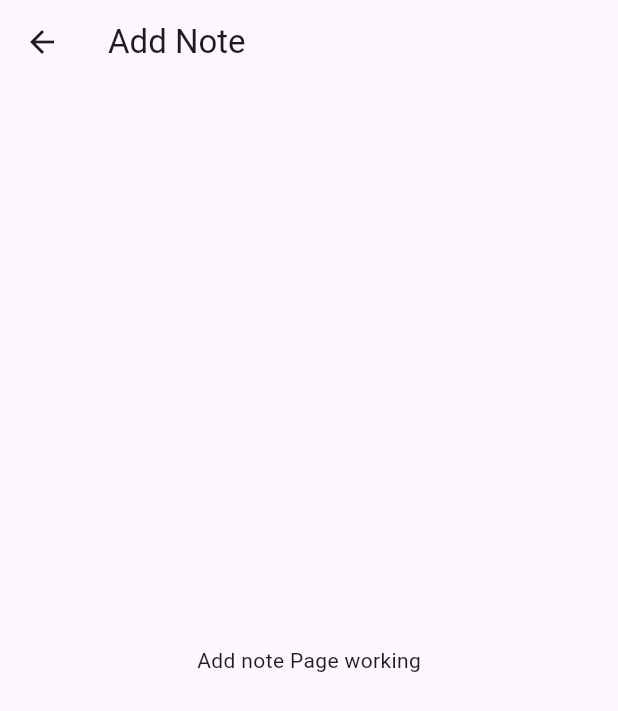
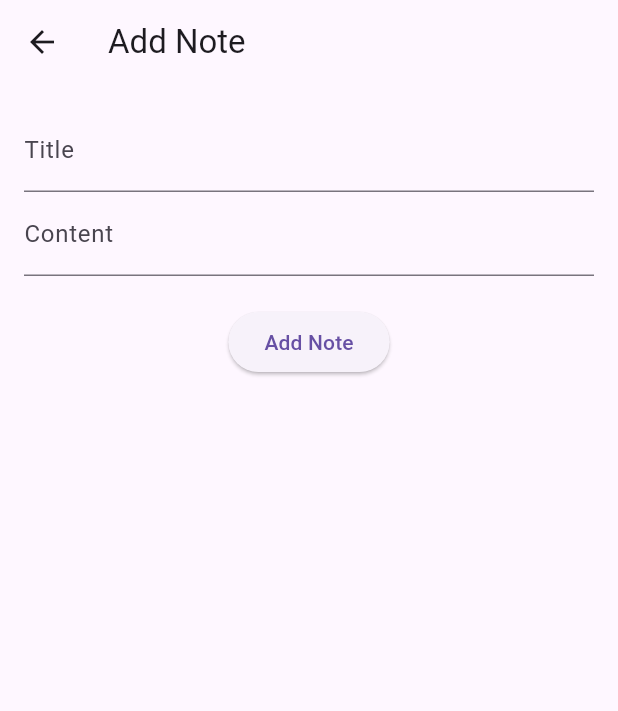
Before and after one commit to UildsonSantos/notes, a Flutter app: the AddNotePage screen opened directly, on a phone screen of 412 x 824 dp. Shown: the top 711 px of the screen. Run offline on Flutter 3.47's test engine with Material 3 defaults, Android fonts, the phone set to English and light mode, and no system bars; our stand-ins replace dartz, equatable, flutter_bloc, get_it, sqflite; accounts and stored records are empty.

Commit message:
feat: implement note adding functionality in AddNotePage

```diff
--- a/lib/presentation/pages/add_note_page.dart
+++ b/lib/presentation/pages/add_note_page.dart
@@ -1,21 +1,58 @@
+// ignore_for_file: public_member_api_docs, sort_constructors_first
 import 'package:flutter/material.dart';
+import 'package:flutter_bloc/flutter_bloc.dart';
+
+import 'package:note/domain/entities/note_entity.dart';
+import 'package:note/presentation/blocs/blocs.dart';
 
 class AddNotePage extends StatefulWidget {
   const AddNotePage({super.key});
+
+
 
   @override
   State<AddNotePage> createState() => _AddNotePageState();
 }
 
 class _AddNotePageState extends State<AddNotePage> {
+  final TextEditingController _titleController = TextEditingController();
+
+  final TextEditingController _contentController = TextEditingController();
+
   @override
   Widget build(BuildContext context) {
     return Scaffold(
-        appBar: AppBar(
-          title: const Text('Add Note'),
+      appBar: AppBar(
+        title: const Text('Add Note'),
+      ),
+      body: Padding(
+        padding: const EdgeInsets.all(16.0),
+        child: Column(
+          children: [
+            TextField(
+              controller: _titleController,
+              decoration: const InputDecoration(labelText: 'Title'),
+            ),
+            TextField(
+              controller: _contentController,
+              decoration: const InputDecoration(labelText: 'Content'),
+            ),
+            const SizedBox(height: 20),
+            ElevatedButton(
+              onPressed: () {
+                final newNote = NoteEntity(
+                  title: _titleController.text,
+                  content: _contentController.text,
+                  updatedAt: DateTime.now(),
+                );
+                BlocProvider.of<NoteBloc>(context).add(AddNoteEvent(newNote));
+                Navigator.of(context).pop();
+              },
+              child: const Text('Add Note'),
+            ),
+          ],
         ),
-        body: const Center(
-          child: Text('Add note Page working'),
-        ));
+      ),
+    );
   }
 }
```
